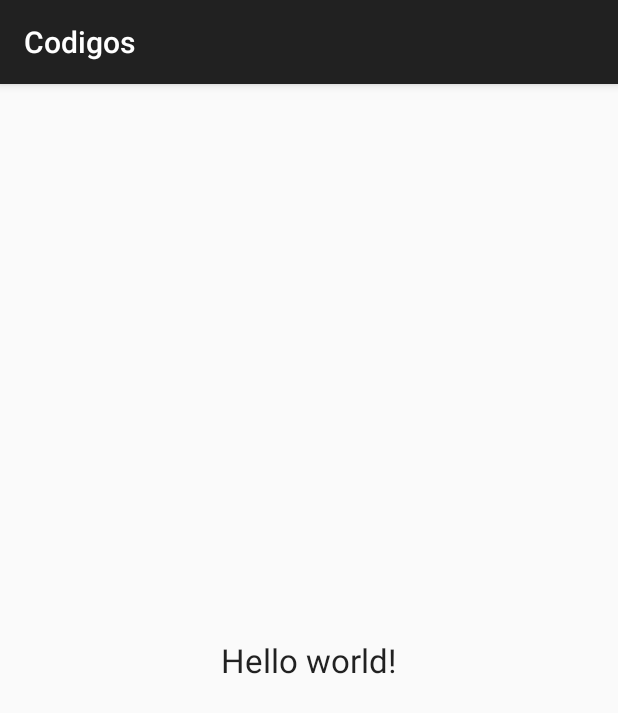
After one commit to kesmile/Codigos, an Android app: the ContentActivity screen opened directly, with no data from a screen before it, on a phone screen of 412 x 824 dp. The commit adds this screen. Shown: the top 713 px of the screen. Run offline under Robolectric (Android 15) with nearby library versions, the phone set to English and light mode, and no system bars.

Commit message:
nuevos actividas

```diff
--- a/app/src/main/AndroidManifest.xml
+++ b/app/src/main/AndroidManifest.xml
@@ -17,5 +17,6 @@
             </intent-filter>
         </activity>
         <activity android:name=".basedatos.BaseActivity"/>
+        <activity android:name=".contentprovider.ContentActivity" />
     </application>
 </manifest>
--- /dev/null
+++ b/app/src/main/java/com/test/kesmile/codigos/contentprovider/ContentActivity.java
@@ -0,0 +1,17 @@
+package com.test.kesmile.codigos.contentprovider;
+
+import android.os.Bundle;
+import android.support.v7.app.ActionBarActivity;
+
+import com.test.kesmile.codigos.R;
+
+/**
+ * Created by root on 16/01/15.
+ */
+public class ContentActivity extends ActionBarActivity {
+    @Override
+    protected void onCreate(Bundle savedInstanceState) {
+        super.onCreate(savedInstanceState);
+        setContentView(R.layout.contentprovider_main_activity);
+    }
+}
--- /dev/null
+++ b/app/src/main/res/layout/contentprovider_main_activity.xml
@@ -0,0 +1,14 @@
+<?xml version="1.0" encoding="utf-8"?>
+<RelativeLayout xmlns:android="http://schemas.android.com/apk/res/android"
+    android:orientation="vertical" android:layout_width="match_parent"
+    android:layout_height="match_parent">
+
+    <TextView
+        android:layout_width="wrap_content"
+        android:layout_height="wrap_content"
+        android:textAppearance="?android:attr/textAppearanceLarge"
+        android:text="@string/hello_world"
+        android:id="@+id/textView"
+        android:layout_centerVertical="true"
+        android:layout_centerHorizontal="true" />
+</RelativeLayout>
```
Also changed, not shown: app/src/main/java/com/test/kesmile/codigos/MainActivity.java (+8 -2 lines), app/src/main/java/com/test/kesmile/codigos/basedatos/models/UsuariosSQLiteHelper.java (added, +26 -0 lines).
